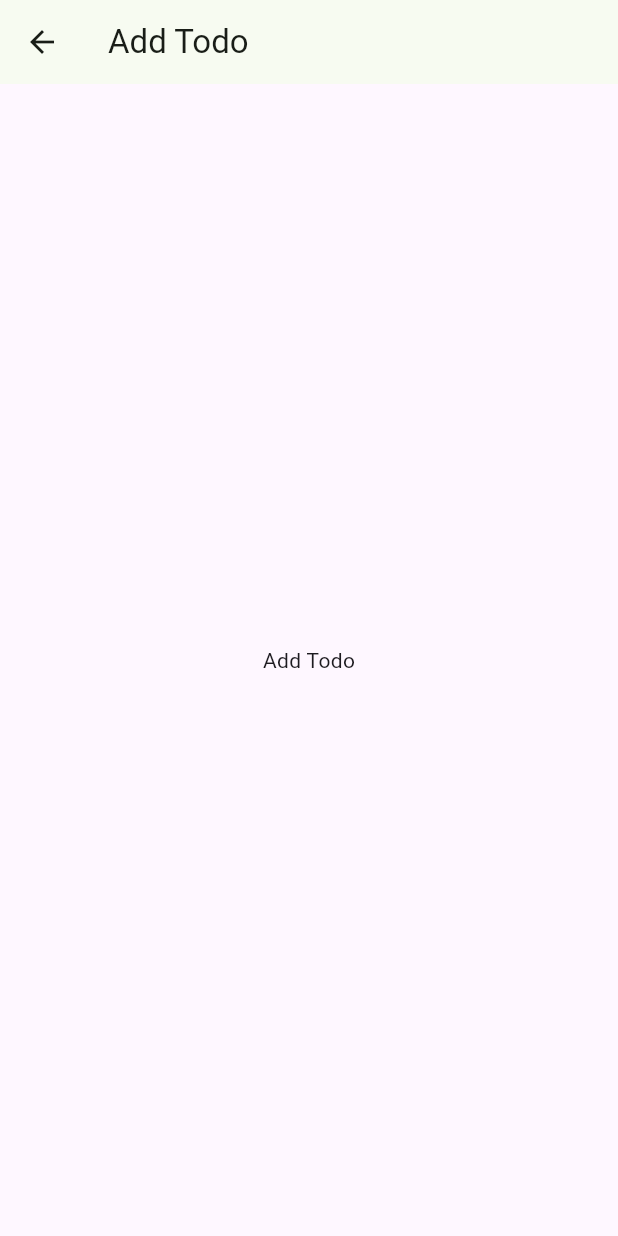
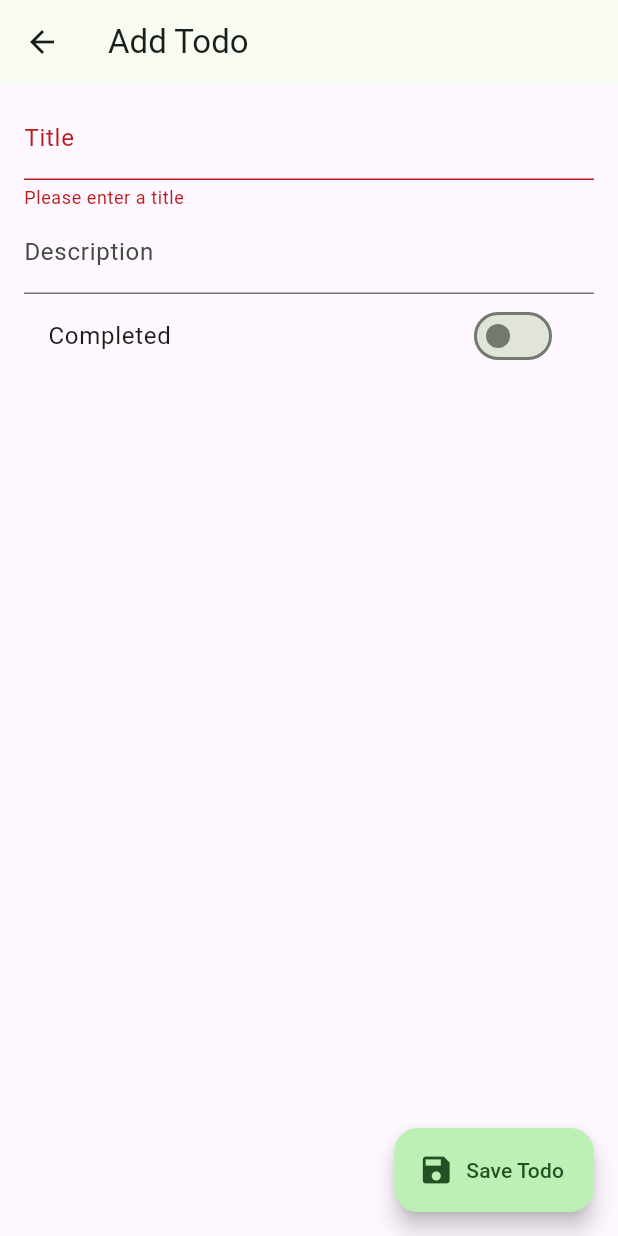
Before and after one commit to Brian1011/flutter_clean_todo_app, a Flutter app: the screen it shows after launch, after a tap on "Add Todo", on a phone screen of 412 x 824 dp. Run offline on Flutter 3.47's test engine with Material 3 defaults, Android fonts, the phone set to English and light mode, and no system bars; our stand-ins replace flutter_riverpod, freezed_annotation, go_router, riverpod_annotation; missing offline and left inert: shortid; generated files the repository leaves out were written again.

Commit message:
add textfield and submit function

```diff
--- a/lib/domain/usecases/usecases.dart
+++ b/lib/domain/usecases/usecases.dart
@@ -4,5 +4,6 @@ export 'get_todo.dart';
 export 'get_todo_impl.dart';
 export 'get_todos.dart';
 export 'get_todos_impl.dart';
+export 'module.dart';
 export 'save_todo.dart';
 export 'save_todo_impl.dart';
--- a/lib/presentation/view/todos_list.dart
+++ b/lib/presentation/view/todos_list.dart
@@ -8,7 +8,7 @@ class TodosList extends ConsumerWidget {
 
   @override
   Widget build(BuildContext context, WidgetRef ref) {
-    final todos = ref.watch(getTodosProvider);
+    final todos = ref.watch(todosListProvider);
     return Scaffold(
       appBar: AppBar(
         title: const Text('todos'),
--- a/lib/presentation/view/todos_new.dart
+++ b/lib/presentation/view/todos_new.dart
@@ -1,16 +1,103 @@
 import 'package:flutter/material.dart';
+import 'package:flutter_riverpod/flutter_riverpod.dart';
+import 'package:go_router/go_router.dart';
+import 'package:shortid/shortid.dart';
 
-class TodosNew extends StatelessWidget {
+import '../../domain/domain.dart';
+
+class TodosNew extends ConsumerStatefulWidget {
   const TodosNew({super.key});
+
+  @override
+  _TodosNewState createState() => _TodosNewState();
+}
+
+class _TodosNewState extends ConsumerState<TodosNew> {
+  final titleController = TextEditingController();
+  final descriptionController = TextEditingController();
+  bool isCompleted = false;
+  final formKey = GlobalKey<FormState>();
+  late final saveTodoUseCase = ref.read(saveTodoProvider);
 
   @override
   Widget build(BuildContext context) {
     return Scaffold(
-      appBar: AppBar(
-        title: const Text('Add Todo'),
-      ),
-      body: const Center(
-        child: Text('Add Todo'),
+        appBar: AppBar(
+          title: const Text('Add Todo'),
+        ),
+        body: Scrollbar(
+          child: SingleChildScrollView(
+            padding: const EdgeInsets.symmetric(horizontal: 16, vertical: 8),
+            child: Form(
+              key: formKey,
+              autovalidateMode: AutovalidateMode.always,
+              child: Column(
+                children: [
+                  TextFormField(
+                    controller: titleController,
+                    decoration: const InputDecoration(
+                      labelText: 'Title',
+                    ),
+                    validator: (value) {
+                      if (value == null || value.isEmpty) {
+                        return 'Please enter a title';
+                      }
+                      return null;
+                    },
+                  ),
+                  TextFormField(
+                    controller: descriptionController,
+                    decoration: const InputDecoration(
+                      labelText: 'Description',
+                    ),
+                  ),
+                  SwitchListTile(
+                    title: const Text('Completed'),
+                    value: isCompleted,
+                    onChanged: (value) {
+                      if (mounted) {
+                        setState(() {
+                          isCompleted = value;
+                        });
+                      }
+                    },
+                  ),
+                ],
+              ),
+            ),
+          ),
+        ),
+        floatingActionButton: FloatingActionButton.extended(
+          onPressed: () async {
+            if (formKey.currentState!.validate()) {
+              formKey.currentState!.save();
+              final todo = Todo(
+                id: shortid.generate(),
+                title: titleController.text,
+                description: descriptionController.text,
+                completed: isCompleted,
+              );
+
+              final messenger = ScaffoldMessenger.of(context);
+              final router = GoRouter.of(context);
+              await saveTodoUseCase.execute(todo);
+              messenger.toast('Todo saved');
+              if (router.canPop()) router.pop();
+            }
+          },
+          tooltip: 'Save Todo',
+          icon: const Icon(Icons.save),
+          label: const Text('Save Todo'),
+        ));
+  }
+}
+
+extension on ScaffoldMessengerState {
+  void toast(String message) {
+    showSnackBar(
+      SnackBar(
+        content: Text(message),
+        duration: const Duration(seconds: 1),
       ),
     );
   }
--- a/lib/presentation/viewmodel/module.dart
+++ b/lib/presentation/viewmodel/module.dart
@@ -1,12 +1,17 @@
+import 'package:flutter/cupertino.dart';
+import 'package:flutter_riverpod/flutter_riverpod.dart';
 import 'package:riverpod_annotation/riverpod_annotation.dart';
 
-import '../../data/data.dart';
 import '../../domain/domain.dart';
 
 part 'module.g.dart';
 
+final todoListNotifier = ChangeNotifierProvider<ValueNotifier<Todos>>(
+    (ref) => ValueNotifier(const Todos(values: [])));
+
 @riverpod
-Future<Todos> getTodos(GetTodosRef ref) async {
-  final todos = ref.watch(todosProvider);
-  return todos.loadTodos();
+Future<Todos> todosList(TodosListRef ref) async {
+  final usecase = ref.watch(getTodosProvider);
+  final items = await usecase.execute();
+  return items;
 }
--- a/pubspec.yaml
+++ b/pubspec.yaml
@@ -19,6 +19,7 @@ dependencies:
   go_router: ^13.0.1
   riverpod: ^2.4.9
   riverpod_generator: ^2.3.9
+  shortid: ^0.1.2
 
 dev_dependencies:
   flutter_test:
```
Also changed, not shown: lib/presentation/viewmodel/module.g.dart, pubspec.lock.
